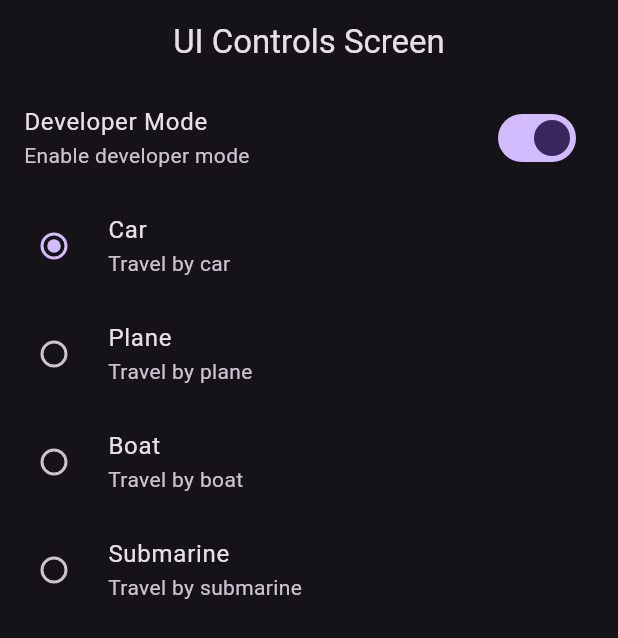
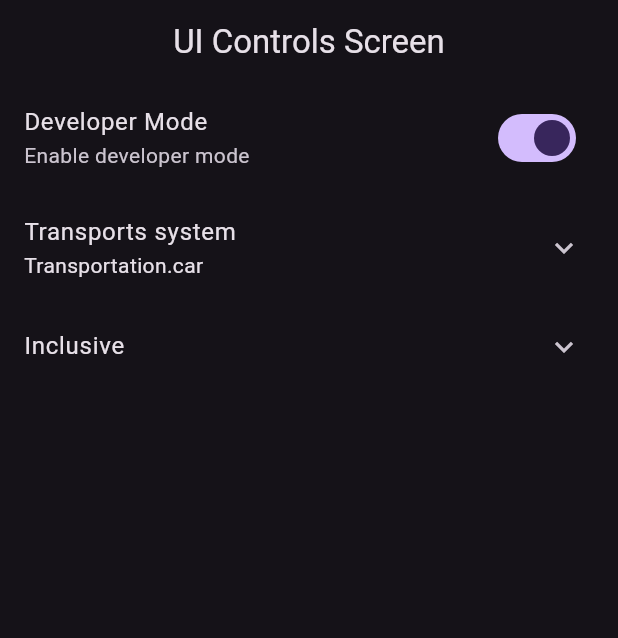
Before and after one commit to reyduar/flutter_widgets_app, a Flutter app: the UIControlsScreen screen opened by its route, on a phone screen of 412 x 824 dp. Shown: the top 638 px of the screen. Run offline on Flutter 3.47's test engine with Material 2 defaults, Android fonts, the phone set to English and light mode, and no system bars; our stand-ins replace go_router.

```diff
--- a/lib/presentation/screens/ui_controls/ui_controls_screen.dart
+++ b/lib/presentation/screens/ui_controls/ui_controls_screen.dart
@@ -27,6 +27,9 @@ class _UIControlsView extends StatefulWidget {
 class _UIControlsViewState extends State<_UIControlsView> {
   bool isDeveloper = true;
   Transportation selectTransportation = Transportation.car;
+  bool wantsBreakfast = false;
+  bool wantsLunch = false;
+  bool wantsDinner = false;
 
   @override
   Widget build(BuildContext context) {
@@ -40,6 +43,10 @@ class _UIControlsViewState extends State<_UIControlsView> {
             onChanged: (value) => setState(() {
                   isDeveloper = !isDeveloper;
                 })),
+        ExpansionTile(
+          title: const Text('Transports system'),
+          subtitle: Text('$selectTransportation'),
+          children: [
             RadioListTile(
                 title: const Text('Car'),
                 subtitle: const Text('Travel by car'),
@@ -73,6 +80,34 @@ class _UIControlsViewState extends State<_UIControlsView> {
                       selectTransportation = Transportation.submarine;
                     }))
           ],
+        ),
+        ExpansionTile(
+          title: const Text('Inclusive'),
+          children: [
+            CheckboxListTile(
+                title: const Text('Breakfast'),
+                subtitle: const Text('Do you want breakfast?'),
+                value: wantsBreakfast,
+                onChanged: (value) => setState(() {
+                      wantsBreakfast = !wantsBreakfast;
+                    })),
+            CheckboxListTile(
+                title: const Text('Lunch'),
+                subtitle: const Text('Do you want lunch?'),
+                value: wantsLunch,
+                onChanged: (value) => setState(() {
+                      wantsLunch = !wantsLunch;
+                    })),
+            CheckboxListTile(
+                title: const Text('Dinner'),
+                subtitle: const Text('Do you want dinner?'),
+                value: wantsDinner,
+                onChanged: (value) => setState(() {
+                      wantsDinner = !wantsDinner;
+                    })),
+          ],
+        )
+      ],
     );
   }
 }
```
Lines whose indentation alone changed are shown as unchanged.
